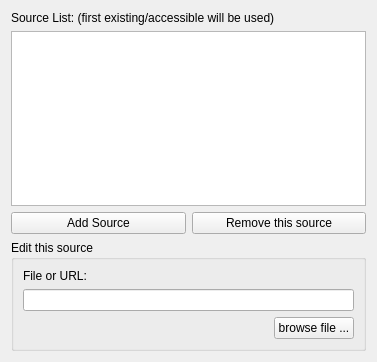
First picture: the form in gui/sourcelisteditor.ui, repository phfaist/bibolamazi, before the edit.
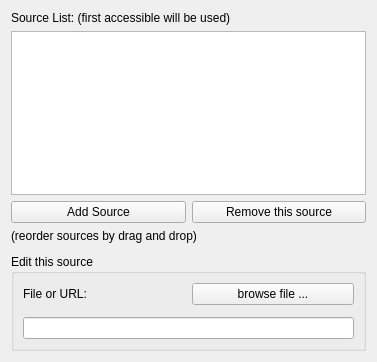
Second picture: the form after the edit.

Patch:
```diff
--- a/gui/sourcelisteditor.ui
+++ b/gui/sourcelisteditor.ui
@@ -17,7 +17,7 @@
    <item row="0" column="0" colspan="2">
     <widget class="QLabel" name="label">
      <property name="text">
-      <string>Source List: (first existing/accessible will be used)</string>
+      <string>Source List: (first accessible will be used)</string>
      </property>
     </widget>
    </item>
@@ -44,13 +44,16 @@
      </property>
     </widget>
    </item>
-   <item row="3" column="0" colspan="2">
+   <item row="5" column="0" colspan="2">
     <widget class="QGroupBox" name="gbxEditSource">
      <property name="title">
       <string>Edit this source</string>
      </property>
      <layout class="QGridLayout" name="gridLayout_2">
-      <item row="0" column="0" colspan="2">
+      <property name="verticalSpacing">
+       <number>12</number>
+      </property>
+      <item row="0" column="0">
        <widget class="QLabel" name="lblFile">
         <property name="text">
          <string>File or URL:</string>
@@ -60,20 +63,7 @@
       <item row="1" column="0" colspan="2">
        <widget class="QLineEdit" name="txtFile"/>
       </item>
-      <item row="2" column="0">
-       <spacer name="horizontalSpacer">
-        <property name="orientation">
-         <enum>Qt::Horizontal</enum>
-        </property>
-        <property name="sizeHint" stdset="0">
-         <size>
-          <width>229</width>
-          <height>20</height>
-         </size>
-        </property>
-       </spacer>
-      </item>
-      <item row="2" column="1">
+      <item row="0" column="1">
        <widget class="QPushButton" name="btnBrowse">
         <property name="text">
          <string>browse file ...</string>
@@ -97,6 +87,29 @@
      </property>
     </widget>
    </item>
+   <item row="4" column="0">
+    <spacer name="verticalSpacer">
+     <property name="orientation">
+      <enum>Qt::Vertical</enum>
+     </property>
+     <property name="sizeType">
+      <enum>QSizePolicy::Fixed</enum>
+     </property>
+     <property name="sizeHint" stdset="0">
+      <size>
+       <width>10</width>
+       <height>5</height>
+      </size>
+     </property>
+    </spacer>
+   </item>
+   <item row="3" column="0" colspan="2">
+    <widget class="QLabel" name="label_2">
+     <property name="text">
+      <string>(reorder sources by drag and drop)</string>
+     </property>
+    </widget>
+   </item>
   </layout>
  </widget>
  <resources/>
```
Left out of the diff: 2 changed lines with no effect on the pictures.
